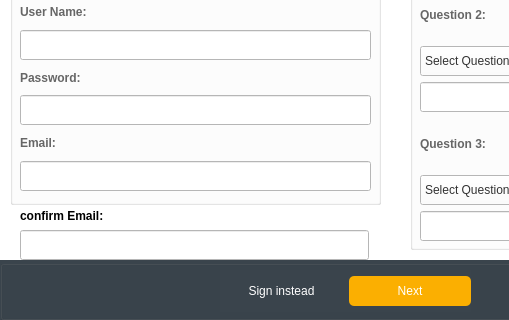
Before: the Qt Designer form SGS-FINAL-PROJECT/register.ui in 2013110993/SGS, drawn with Qt 5; both pictures show x 0 to 509 and y 350 to 670 of the 800 by 670 pixel window.
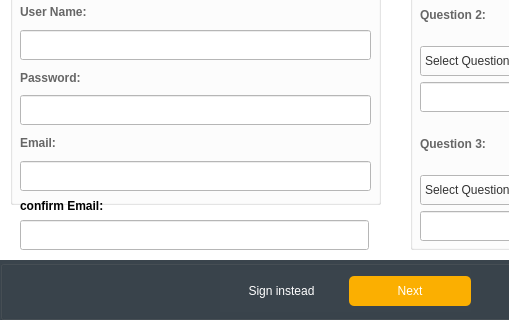
After: the same form once the commit is applied. Icons and pictures are not drawn.

Patch:
```diff
--- a/SGS-FINAL-PROJECT/register.ui
+++ b/SGS-FINAL-PROJECT/register.ui
@@ -840,7 +840,7 @@
      <property name="geometry">
       <rect>
        <x>30</x>
-       <y>520</y>
+       <y>510</y>
        <width>349</width>
        <height>30</height>
       </rect>
@@ -869,7 +869,7 @@
      <property name="geometry">
       <rect>
        <x>30</x>
-       <y>490</y>
+       <y>480</y>
        <width>349</width>
        <height>31</height>
       </rect>
```
